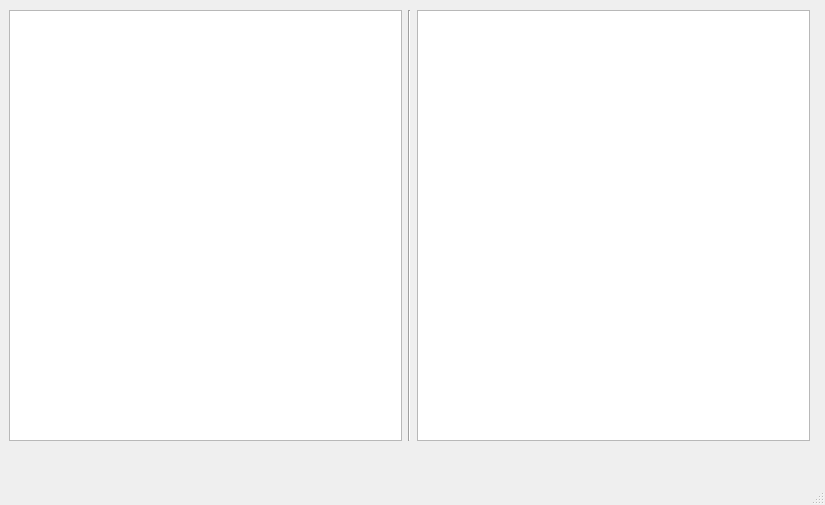
Old version of the form Stage 3/stage3/housewindow.ui in the repository crismoraga/Alarma-Mas-Mas.
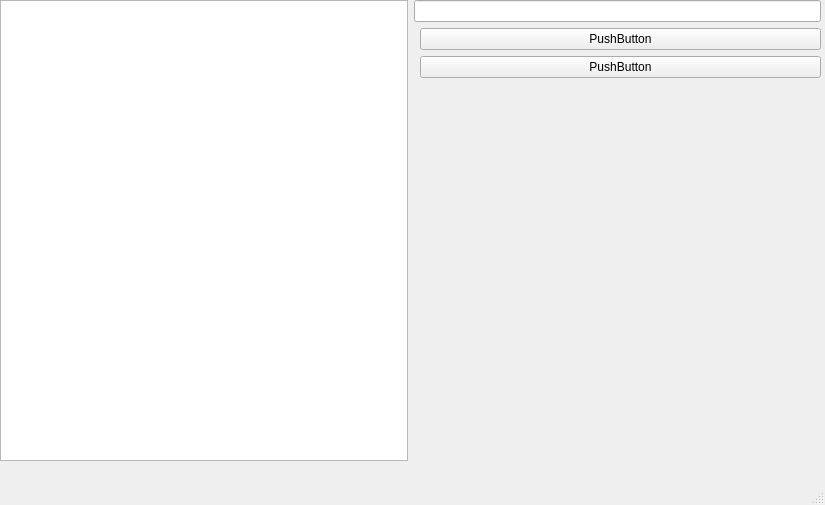
New version of the form.

```diff
--- a/Stage 3/stage3/housewindow.ui
+++ b/Stage 3/stage3/housewindow.ui
@@ -17,10 +17,10 @@
    <widget class="QWidget" name="horizontalLayoutWidget">
     <property name="geometry">
      <rect>
-      <x>9</x>
-      <y>10</y>
-      <width>801</width>
-      <height>431</height>
+      <x>0</x>
+      <y>0</y>
+      <width>821</width>
+      <height>461</height>
      </rect>
     </property>
     <layout class="QHBoxLayout" name="horizontalLayout">
@@ -28,21 +28,25 @@
       <widget class="QGraphicsView" name="houseRegion"/>
      </item>
      <item>
-      <widget class="Line" name="line">
-       <property name="orientation">
-        <enum>Qt::Vertical</enum>
+      <layout class="QFormLayout" name="formLayout">
+       <item row="0" column="0" colspan="2">
+        <widget class="QLineEdit" name="lineEdit"/>
+       </item>
+       <item row="1" column="1">
+        <widget class="QPushButton" name="pushButton">
+         <property name="text">
+          <string>PushButton</string>
        </property>
       </widget>
      </item>
-     <item>
-      <layout class="QVBoxLayout" name="verticalLayout"/>
-     </item>
-     <item>
-      <widget class="QGraphicsView" name="alarmRegion">
-       <property name="sizeAdjustPolicy">
-        <enum>QAbstractScrollArea::AdjustToContents</enum>
-       </property>
-      </widget>
+       <item row="2" column="1">
+        <widget class="QPushButton" name="pushButton_2">
+         <property name="text">
+          <string>PushButton</string>
+         </property>
+        </widget>
+       </item>
+      </layout>
      </item>
     </layout>
    </widget>
```
Lines whose indentation alone changed are shown as unchanged.
